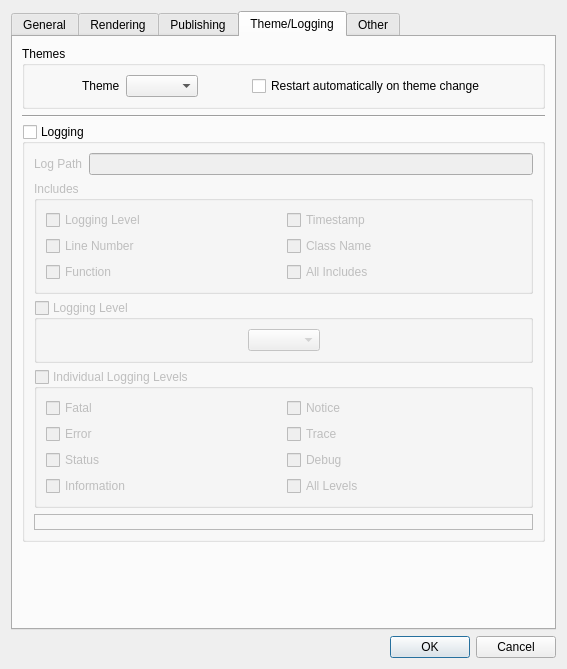
Qt form mainApp/preferences.ui (trevorsandy/lpub3d) before a commit.
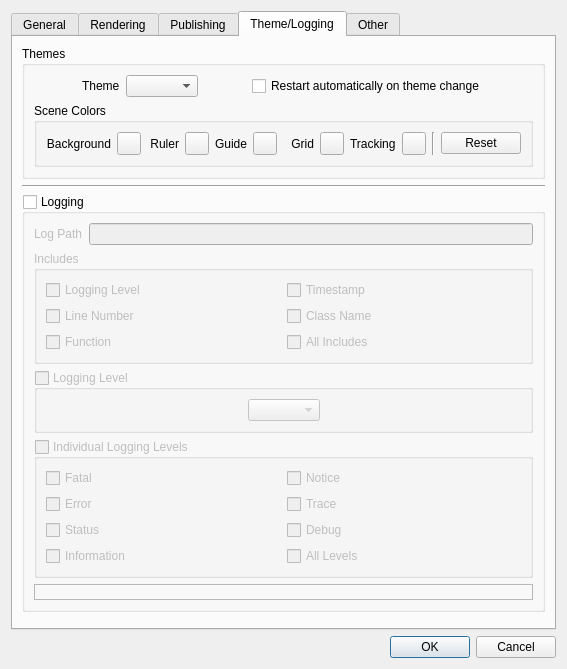
The same form after that commit. The open tabs and pages were chosen to show the change. Icons and pictures are not drawn.

Commit message: Snap to grid while moving page item #252

What changed in the file:
```diff
--- a/mainApp/preferences.ui
+++ b/mainApp/preferences.ui
@@ -7,7 +7,7 @@
    <rect>
     <x>0</x>
     <y>0</y>
-    <width>513</width>
+    <width>508</width>
     <height>633</height>
    </rect>
   </property>
@@ -1666,6 +1666,8 @@
          <property name="title">
           <string>Themes</string>
          </property>
+         <layout class="QVBoxLayout" name="verticalLayout_18">
+          <item>
          <layout class="QHBoxLayout" name="horizontalLayout_10">
           <item>
            <spacer name="horizontalSpacer_5">
@@ -1725,6 +1727,134 @@
              </size>
             </property>
            </spacer>
+            </item>
+           </layout>
+          </item>
+          <item>
+           <widget class="QGroupBox" name="sceneSettingsBox">
+            <property name="title">
+             <string>Scene Colors</string>
+            </property>
+            <layout class="QHBoxLayout" name="horizontalLayout_28">
+             <item>
+              <widget class="QLabel" name="label_3">
+               <property name="text">
+                <string>Background</string>
+               </property>
+               <property name="alignment">
+                <set>Qt::AlignRight|Qt::AlignTrailing|Qt::AlignVCenter</set>
+               </property>
+              </widget>
+             </item>
+             <item>
+              <widget class="QToolButton" name="sceneBackgroundColorButton">
+               <property name="toolTip">
+                <string>Set custom scene background color</string>
+               </property>
+               <property name="text">
+                <string/>
+               </property>
+              </widget>
+             </item>
+             <item>
+              <widget class="QLabel" name="label_14">
+               <property name="toolTip">
+                <string>Set custom scene ruler tick color</string>
+               </property>
+               <property name="text">
+                <string>Ruler</string>
+               </property>
+               <property name="alignment">
+                <set>Qt::AlignRight|Qt::AlignTrailing|Qt::AlignVCenter</set>
+               </property>
+              </widget>
+             </item>
+             <item>
+              <widget class="QToolButton" name="sceneRulerTickColorButton">
+               <property name="text">
+                <string/>
+               </property>
+              </widget>
+             </item>
+             <item>
+              <widget class="QLabel" name="label_18">
+               <property name="toolTip">
+                <string>Set custom scene guides color</string>
+               </property>
+               <property name="text">
+                <string>Guide</string>
+               </property>
+               <property name="alignment">
+                <set>Qt::AlignRight|Qt::AlignTrailing|Qt::AlignVCenter</set>
+               </property>
+              </widget>
+             </item>
+             <item>
+              <widget class="QToolButton" name="sceneGuideColorButton">
+               <property name="text">
+                <string/>
+               </property>
+              </widget>
+             </item>
+             <item>
+              <widget class="QLabel" name="label_13">
+               <property name="text">
+                <string>Grid</string>
+               </property>
+               <property name="alignment">
+                <set>Qt::AlignRight|Qt::AlignTrailing|Qt::AlignVCenter</set>
+               </property>
+              </widget>
+             </item>
+             <item>
+              <widget class="QToolButton" name="sceneGridColorButton">
+               <property name="toolTip">
+                <string>Set custom scene grid color</string>
+               </property>
+               <property name="text">
+                <string/>
+               </property>
+              </widget>
+             </item>
+             <item>
+              <widget class="QLabel" name="label_19">
+               <property name="text">
+                <string>Tracking</string>
+               </property>
+              </widget>
+             </item>
+             <item>
+              <widget class="QToolButton" name="sceneRulerTrackingColorButton">
+               <property name="text">
+                <string/>
+               </property>
+              </widget>
+             </item>
+             <item>
+              <widget class="Line" name="line_4">
+               <property name="orientation">
+                <enum>Qt::Vertical</enum>
+               </property>
+              </widget>
+             </item>
+             <item>
+              <widget class="QPushButton" name="resetSceneColorsButton">
+               <property name="sizePolicy">
+                <sizepolicy hsizetype="Minimum" vsizetype="Fixed">
+                 <horstretch>0</horstretch>
+                 <verstretch>0</verstretch>
+                </sizepolicy>
+               </property>
+               <property name="toolTip">
+                <string>Reset all colors to default</string>
+               </property>
+               <property name="text">
+                <string>Reset</string>
+               </property>
+              </widget>
+             </item>
+            </layout>
+           </widget>
           </item>
          </layout>
         </widget>
```
Left out of the diff: 2 changed lines with no effect on the pictures. Lines whose indentation alone changed are shown as unchanged. The commit also changes 31 other files.
